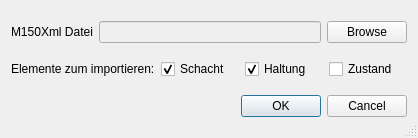
Amphibitus/m150xml, file m150xml_dialog_base.ui: the form before one commit.
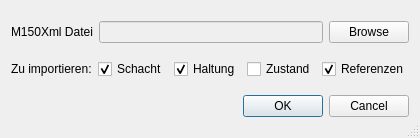
The form after the commit. Icons and pictures are not drawn.

Patch:
```diff
--- a/m150xml_dialog_base.ui
+++ b/m150xml_dialog_base.ui
@@ -63,7 +63,7 @@
      <item>
       <widget class="QLabel" name="label">
        <property name="text">
-        <string>Elemente zum importieren:</string>
+        <string>Zu importieren:</string>
        </property>
        <property name="buddy">
         <cstring>uImportMarks</cstring>
@@ -103,6 +103,16 @@
        </property>
       </widget>
      </item>
+     <item>
+      <widget class="QCheckBox" name="uImportRef">
+       <property name="text">
+        <string>Referenzen</string>
+       </property>
+       <property name="checked">
+        <bool>true</bool>
+       </property>
+      </widget>
+     </item>
     </layout>
    </item>
    <item>
```
